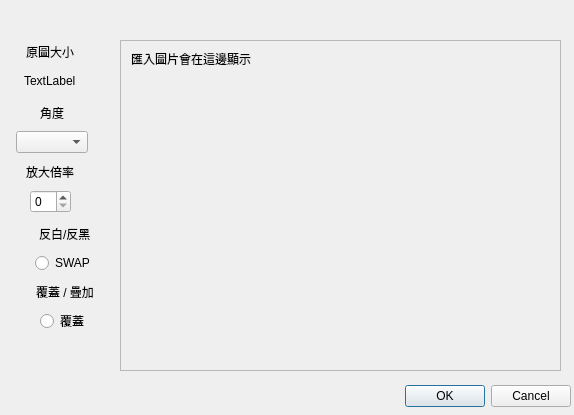
This is imageimportdialog.ui in markscat/SH1106_GUI_Design as Qt 5 draws it before an edit. The edited form follows.
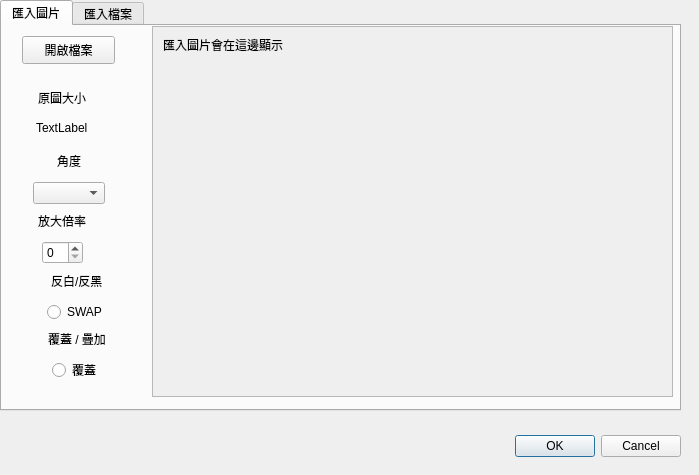
This is the edited form. The open tabs and pages were chosen to show the change.

```diff
--- a/imageimportdialog.ui
+++ b/imageimportdialog.ui
@@ -6,8 +6,8 @@
    <rect>
     <x>0</x>
     <y>0</y>
-    <width>574</width>
-    <height>415</height>
+    <width>699</width>
+    <height>475</height>
    </rect>
   </property>
   <property name="windowTitle">
@@ -16,8 +16,8 @@
   <widget class="QDialogButtonBox" name="buttonBox">
    <property name="geometry">
     <rect>
-     <x>230</x>
-     <y>380</y>
+     <x>340</x>
+     <y>430</y>
      <width>341</width>
      <height>32</height>
     </rect>
@@ -29,49 +29,29 @@
     <set>QDialogButtonBox::StandardButton::Cancel|QDialogButtonBox::StandardButton::Ok</set>
    </property>
   </widget>
-  <widget class="QScrollArea" name="scrollArea">
-   <property name="geometry">
-    <rect>
-     <x>120</x>
-     <y>40</y>
-     <width>441</width>
-     <height>331</height>
-    </rect>
-   </property>
-   <property name="widgetResizable">
-    <bool>true</bool>
-   </property>
-   <widget class="QWidget" name="scrollAreaWidgetContents">
+  <widget class="QTabWidget" name="tabWidget">
     <property name="geometry">
      <rect>
       <x>0</x>
       <y>0</y>
-      <width>439</width>
-      <height>329</height>
-     </rect>
-    </property>
-    <widget class="QLabel" name="previewLabel">
-     <property name="geometry">
-      <rect>
-       <x>10</x>
-       <y>10</y>
-       <width>131</width>
-       <height>16</height>
-      </rect>
-     </property>
-     <property name="text">
-      <string>匯入圖片會在這邊顯示</string>
-     </property>
-    </widget>
-   </widget>
-  </widget>
+     <width>681</width>
+     <height>411</height>
+    </rect>
+   </property>
+   <property name="currentIndex">
+    <number>1</number>
+   </property>
+   <widget class="QWidget" name="Picture_tab">
+    <attribute name="title">
+     <string>匯入圖片</string>
+    </attribute>
   <widget class="QWidget" name="layoutWidget">
    <property name="geometry">
     <rect>
-     <x>10</x>
-     <y>100</y>
-     <width>85</width>
-     <height>53</height>
+       <x>20</x>
+       <y>120</y>
+       <width>94</width>
+       <height>58</height>
     </rect>
    </property>
    <layout class="QVBoxLayout" name="verticalLayout_2">
@@ -147,267 +127,13 @@
     </item>
    </layout>
   </widget>
-  <widget class="QWidget" name="layoutWidget">
-   <property name="geometry">
-    <rect>
-     <x>10</x>
-     <y>40</y>
-     <width>81</width>
-     <height>52</height>
-    </rect>
-   </property>
-   <layout class="QVBoxLayout" name="verticalLayout">
-    <item>
-     <layout class="QHBoxLayout" name="horizontalLayout_5">
-      <item>
-       <spacer name="horizontalSpacer_9">
-        <property name="orientation">
-         <enum>Qt::Orientation::Horizontal</enum>
-        </property>
-        <property name="sizeHint" stdset="0">
-         <size>
-          <width>40</width>
-          <height>20</height>
-         </size>
-        </property>
-       </spacer>
-      </item>
-      <item>
-       <widget class="QLabel" name="label">
-        <property name="text">
-         <string>原圖大小</string>
-        </property>
-       </widget>
-      </item>
-      <item>
-       <spacer name="horizontalSpacer_10">
-        <property name="orientation">
-         <enum>Qt::Orientation::Horizontal</enum>
-        </property>
-        <property name="sizeHint" stdset="0">
-         <size>
-          <width>40</width>
-          <height>20</height>
-         </size>
-        </property>
-       </spacer>
-      </item>
-     </layout>
-    </item>
-    <item>
-     <layout class="QHBoxLayout" name="horizontalLayout_6">
-      <item>
-       <spacer name="horizontalSpacer_11">
-        <property name="orientation">
-         <enum>Qt::Orientation::Horizontal</enum>
-        </property>
-        <property name="sizeHint" stdset="0">
-         <size>
-          <width>40</width>
-          <height>20</height>
-         </size>
-        </property>
-       </spacer>
-      </item>
-      <item>
-       <widget class="QLabel" name="label_ImgSize">
-        <property name="text">
-         <string>TextLabel</string>
-        </property>
-       </widget>
-      </item>
-      <item>
-       <spacer name="horizontalSpacer_12">
-        <property name="orientation">
-         <enum>Qt::Orientation::Horizontal</enum>
-        </property>
-        <property name="sizeHint" stdset="0">
-         <size>
-          <width>40</width>
-          <height>20</height>
-         </size>
-        </property>
-       </spacer>
-      </item>
-     </layout>
-    </item>
-   </layout>
-  </widget>
-  <widget class="QWidget" name="layoutWidget">
-   <property name="geometry">
-    <rect>
-     <x>10</x>
-     <y>160</y>
-     <width>81</width>
-     <height>53</height>
-    </rect>
-   </property>
-   <layout class="QVBoxLayout" name="verticalLayout_3">
-    <item>
-     <layout class="QHBoxLayout" name="horizontalLayout_2">
-      <item>
-       <spacer name="horizontalSpacer_3">
-        <property name="orientation">
-         <enum>Qt::Orientation::Horizontal</enum>
-        </property>
-        <property name="sizeHint" stdset="0">
-         <size>
-          <width>40</width>
-          <height>20</height>
-         </size>
-        </property>
-       </spacer>
-      </item>
-      <item>
-       <widget class="QLabel" name="label_2">
-        <property name="text">
-         <string>放大倍率</string>
-        </property>
-       </widget>
-      </item>
-      <item>
-       <spacer name="horizontalSpacer_4">
-        <property name="orientation">
-         <enum>Qt::Orientation::Horizontal</enum>
-        </property>
-        <property name="sizeHint" stdset="0">
-         <size>
-          <width>40</width>
-          <height>20</height>
-         </size>
-        </property>
-       </spacer>
-      </item>
-     </layout>
-    </item>
-    <item>
-     <layout class="QHBoxLayout" name="horizontalLayout">
-      <item>
-       <spacer name="horizontalSpacer_2">
-        <property name="orientation">
-         <enum>Qt::Orientation::Horizontal</enum>
-        </property>
-        <property name="sizeHint" stdset="0">
-         <size>
-          <width>40</width>
-          <height>20</height>
-         </size>
-        </property>
-       </spacer>
-      </item>
-      <item>
-       <widget class="QSpinBox" name="scaleSpinBox"/>
-      </item>
-      <item>
-       <spacer name="horizontalSpacer">
-        <property name="orientation">
-         <enum>Qt::Orientation::Horizontal</enum>
-        </property>
-        <property name="sizeHint" stdset="0">
-         <size>
-          <width>40</width>
-          <height>20</height>
-         </size>
-        </property>
-       </spacer>
-      </item>
-     </layout>
-    </item>
-   </layout>
-  </widget>
-  <widget class="QWidget" name="layoutWidget_2">
-   <property name="geometry">
-    <rect>
-     <x>10</x>
-     <y>220</y>
-     <width>110</width>
-     <height>53</height>
-    </rect>
-   </property>
-   <layout class="QVBoxLayout" name="verticalLayout_4">
-    <item>
-     <layout class="QHBoxLayout" name="horizontalLayout_7">
-      <item>
-       <spacer name="horizontalSpacer_13">
-        <property name="orientation">
-         <enum>Qt::Orientation::Horizontal</enum>
-        </property>
-        <property name="sizeHint" stdset="0">
-         <size>
-          <width>40</width>
-          <height>20</height>
-         </size>
-        </property>
-       </spacer>
-      </item>
-      <item>
-       <widget class="QLabel" name="label_4">
-        <property name="text">
-         <string>反白/反黑</string>
-        </property>
-       </widget>
-      </item>
-      <item>
-       <spacer name="horizontalSpacer_14">
-        <property name="orientation">
-         <enum>Qt::Orientation::Horizontal</enum>
-        </property>
-        <property name="sizeHint" stdset="0">
-         <size>
-          <width>40</width>
-          <height>20</height>
-         </size>
-        </property>
-       </spacer>
-      </item>
-     </layout>
-    </item>
-    <item>
-     <layout class="QHBoxLayout" name="horizontalLayout_8">
-      <item>
-       <spacer name="horizontalSpacer_15">
-        <property name="orientation">
-         <enum>Qt::Orientation::Horizontal</enum>
-        </property>
-        <property name="sizeHint" stdset="0">
-         <size>
-          <width>40</width>
-          <height>20</height>
-         </size>
-        </property>
-       </spacer>
-      </item>
-      <item>
-       <widget class="QRadioButton" name="B_W_swap">
-        <property name="text">
-         <string>SWAP</string>
-        </property>
-       </widget>
-      </item>
-      <item>
-       <spacer name="horizontalSpacer_16">
-        <property name="orientation">
-         <enum>Qt::Orientation::Horizontal</enum>
-        </property>
-        <property name="sizeHint" stdset="0">
-         <size>
-          <width>40</width>
-          <height>20</height>
-         </size>
-        </property>
-       </spacer>
-      </item>
-     </layout>
-    </item>
-   </layout>
-  </widget>
   <widget class="QWidget" name="layoutWidget_3">
    <property name="geometry">
     <rect>
-     <x>10</x>
-     <y>280</y>
+       <x>20</x>
+       <y>300</y>
      <width>110</width>
-     <height>53</height>
+       <height>56</height>
     </rect>
    </property>
    <layout class="QVBoxLayout" name="verticalLayout_5">
@@ -486,6 +212,381 @@
      </layout>
     </item>
    </layout>
+    </widget>
+    <widget class="QWidget" name="layoutWidget_2">
+     <property name="geometry">
+      <rect>
+       <x>20</x>
+       <y>240</y>
+       <width>110</width>
+       <height>56</height>
+      </rect>
+     </property>
+     <layout class="QVBoxLayout" name="verticalLayout_4">
+      <item>
+       <layout class="QHBoxLayout" name="horizontalLayout_7">
+        <item>
+         <spacer name="horizontalSpacer_13">
+          <property name="orientation">
+           <enum>Qt::Orientation::Horizontal</enum>
+          </property>
+          <property name="sizeHint" stdset="0">
+           <size>
+            <width>40</width>
+            <height>20</height>
+           </size>
+          </property>
+         </spacer>
+        </item>
+        <item>
+         <widget class="QLabel" name="label_4">
+          <property name="text">
+           <string>反白/反黑</string>
+          </property>
+         </widget>
+        </item>
+        <item>
+         <spacer name="horizontalSpacer_14">
+          <property name="orientation">
+           <enum>Qt::Orientation::Horizontal</enum>
+          </property>
+          <property name="sizeHint" stdset="0">
+           <size>
+            <width>40</width>
+            <height>20</height>
+           </size>
+          </property>
+         </spacer>
+        </item>
+       </layout>
+      </item>
+      <item>
+       <layout class="QHBoxLayout" name="horizontalLayout_8">
+        <item>
+         <spacer name="horizontalSpacer_15">
+          <property name="orientation">
+           <enum>Qt::Orientation::Horizontal</enum>
+          </property>
+          <property name="sizeHint" stdset="0">
+           <size>
+            <width>40</width>
+            <height>20</height>
+           </size>
+          </property>
+         </spacer>
+        </item>
+        <item>
+         <widget class="QRadioButton" name="B_W_swap">
+          <property name="text">
+           <string>SWAP</string>
+          </property>
+         </widget>
+        </item>
+        <item>
+         <spacer name="horizontalSpacer_16">
+          <property name="orientation">
+           <enum>Qt::Orientation::Horizontal</enum>
+          </property>
+          <property name="sizeHint" stdset="0">
+           <size>
+            <width>40</width>
+            <height>20</height>
+           </size>
+          </property>
+         </spacer>
+        </item>
+       </layout>
+      </item>
+     </layout>
+    </widget>
+    <widget class="QWidget" name="layoutWidget">
+     <property name="geometry">
+      <rect>
+       <x>20</x>
+       <y>180</y>
+       <width>81</width>
+       <height>58</height>
+      </rect>
+     </property>
+     <layout class="QVBoxLayout" name="verticalLayout_3">
+      <item>
+       <layout class="QHBoxLayout" name="horizontalLayout_2">
+        <item>
+         <spacer name="horizontalSpacer_3">
+          <property name="orientation">
+           <enum>Qt::Orientation::Horizontal</enum>
+          </property>
+          <property name="sizeHint" stdset="0">
+           <size>
+            <width>40</width>
+            <height>20</height>
+           </size>
+          </property>
+         </spacer>
+        </item>
+        <item>
+         <widget class="QLabel" name="label_2">
+          <property name="text">
+           <string>放大倍率</string>
+          </property>
+         </widget>
+        </item>
+        <item>
+         <spacer name="horizontalSpacer_4">
+          <property name="orientation">
+           <enum>Qt::Orientation::Horizontal</enum>
+          </property>
+          <property name="sizeHint" stdset="0">
+           <size>
+            <width>40</width>
+            <height>20</height>
+           </size>
+          </property>
+         </spacer>
+        </item>
+       </layout>
+      </item>
+      <item>
+       <layout class="QHBoxLayout" name="horizontalLayout">
+        <item>
+         <spacer name="horizontalSpacer_2">
+          <property name="orientation">
+           <enum>Qt::Orientation::Horizontal</enum>
+          </property>
+          <property name="sizeHint" stdset="0">
+           <size>
+            <width>40</width>
+            <height>20</height>
+           </size>
+          </property>
+         </spacer>
+        </item>
+        <item>
+         <widget class="QSpinBox" name="scaleSpinBox"/>
+        </item>
+        <item>
+         <spacer name="horizontalSpacer">
+          <property name="orientation">
+           <enum>Qt::Orientation::Horizontal</enum>
+          </property>
+          <property name="sizeHint" stdset="0">
+           <size>
+            <width>40</width>
+            <height>20</height>
+           </size>
+          </property>
+         </spacer>
+        </item>
+       </layout>
+      </item>
+     </layout>
+    </widget>
+    <widget class="QWidget" name="layoutWidget">
+     <property name="geometry">
+      <rect>
+       <x>20</x>
+       <y>60</y>
+       <width>81</width>
+       <height>53</height>
+      </rect>
+     </property>
+     <layout class="QVBoxLayout" name="verticalLayout">
+      <item>
+       <layout class="QHBoxLayout" name="horizontalLayout_5">
+        <item>
+         <spacer name="horizontalSpacer_9">
+          <property name="orientation">
+           <enum>Qt::Orientation::Horizontal</enum>
+          </property>
+          <property name="sizeHint" stdset="0">
+           <size>
+            <width>40</width>
+            <height>20</height>
+           </size>
+          </property>
+         </spacer>
+        </item>
+        <item>
+         <widget class="QLabel" name="label">
+          <property name="text">
+           <string>原圖大小</string>
+          </property>
+         </widget>
+        </item>
+        <item>
+         <spacer name="horizontalSpacer_10">
+          <property name="orientation">
+           <enum>Qt::Orientation::Horizontal</enum>
+          </property>
+          <property name="sizeHint" stdset="0">
+           <size>
+            <width>40</width>
+            <height>20</height>
+           </size>
+          </property>
+         </spacer>
+        </item>
+       </layout>
+      </item>
+      <item>
+       <layout class="QHBoxLayout" name="horizontalLayout_6">
+        <item>
+         <spacer name="horizontalSpacer_11">
+          <property name="orientation">
+           <enum>Qt::Orientation::Horizontal</enum>
+          </property>
+          <property name="sizeHint" stdset="0">
+           <size>
+            <width>40</width>
+            <height>20</height>
+           </size>
+          </property>
+         </spacer>
+        </item>
+        <item>
+         <widget class="QLabel" name="label_ImgSize">
+          <property name="text">
+           <string>TextLabel</string>
+          </property>
+         </widget>
+        </item>
+        <item>
+         <spacer name="horizontalSpacer_12">
+          <property name="orientation">
+           <enum>Qt::Orientation::Horizontal</enum>
+          </property>
+          <property name="sizeHint" stdset="0">
+           <size>
+            <width>40</width>
+            <height>20</height>
+           </size>
+          </property>
+         </spacer>
+        </item>
+       </layout>
+      </item>
+     </layout>
+    </widget>
+    <widget class="QScrollArea" name="scrollArea">
+     <property name="geometry">
+      <rect>
+       <x>150</x>
+       <y>0</y>
+       <width>521</width>
+       <height>371</height>
+      </rect>
+     </property>
+     <property name="widgetResizable">
+      <bool>true</bool>
+     </property>
+     <widget class="QWidget" name="scrollAreaWidgetContents">
+      <property name="geometry">
+       <rect>
+        <x>0</x>
+        <y>0</y>
+        <width>519</width>
+        <height>369</height>
+       </rect>
+      </property>
+      <widget class="QLabel" name="previewLabel">
+       <property name="geometry">
+        <rect>
+         <x>10</x>
+         <y>10</y>
+         <width>131</width>
+         <height>16</height>
+        </rect>
+       </property>
+       <property name="text">
+        <string>匯入圖片會在這邊顯示</string>
+       </property>
+      </widget>
+     </widget>
+    </widget>
+    <widget class="QPushButton" name="OpenPicture_pushButton">
+     <property name="geometry">
+      <rect>
+       <x>20</x>
+       <y>10</y>
+       <width>93</width>
+       <height>28</height>
+      </rect>
+     </property>
+     <property name="text">
+      <string>開啟檔案</string>
+     </property>
+    </widget>
+   </widget>
+   <widget class="QWidget" name="File_tab">
+    <attribute name="title">
+     <string>匯入檔案</string>
+    </attribute>
+    <widget class="QPushButton" name="Openfile_pushButton">
+     <property name="geometry">
+      <rect>
+       <x>30</x>
+       <y>30</y>
+       <width>93</width>
+       <height>28</height>
+      </rect>
+     </property>
+     <property name="text">
+      <string>選擇檔案</string>
+     </property>
+    </widget>
+    <widget class="QLabel" name="lbl_FilePath">
+     <property name="geometry">
+      <rect>
+       <x>40</x>
+       <y>80</y>
+       <width>63</width>
+       <height>19</height>
+      </rect>
+     </property>
+     <property name="text">
+      <string>尚未選擇檔案</string>
+     </property>
+    </widget>
+    <widget class="QScrollArea" name="scrollArea_2">
+     <property name="geometry">
+      <rect>
+       <x>139</x>
+       <y>9</y>
+       <width>521</width>
+       <height>361</height>
+      </rect>
+     </property>
+     <property name="widgetResizable">
+      <bool>true</bool>
+     </property>
+     <widget class="QWidget" name="scrollAreaWidgetContents_2">
+      <property name="geometry">
+       <rect>
+        <x>0</x>
+        <y>0</y>
+        <width>519</width>
+        <height>359</height>
+       </rect>
+      </property>
+      <widget class="QLabel" name="label_FilePreview">
+       <property name="geometry">
+        <rect>
+         <x>10</x>
+         <y>20</y>
+         <width>101</width>
+         <height>21</height>
+        </rect>
+       </property>
+       <property name="frameShape">
+        <enum>QFrame::Shape::Box</enum>
+       </property>
+       <property name="text">
+        <string>尚未選擇檔案</string>
+       </property>
+      </widget>
+     </widget>
+    </widget>
+   </widget>
   </widget>
  </widget>
  <resources/>
```
Lines whose indentation alone changed are shown as unchanged.
